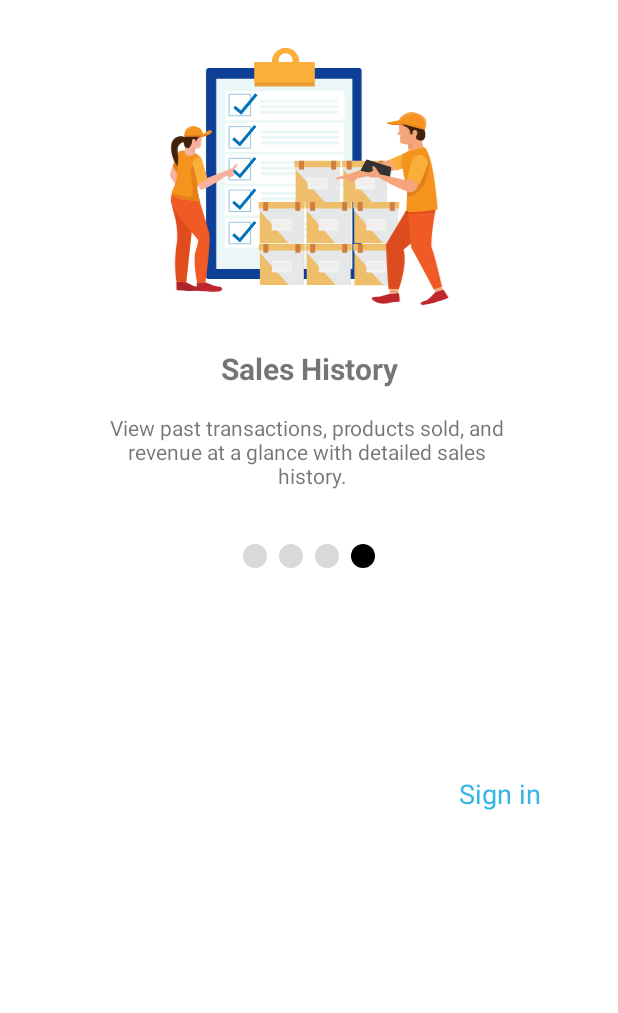
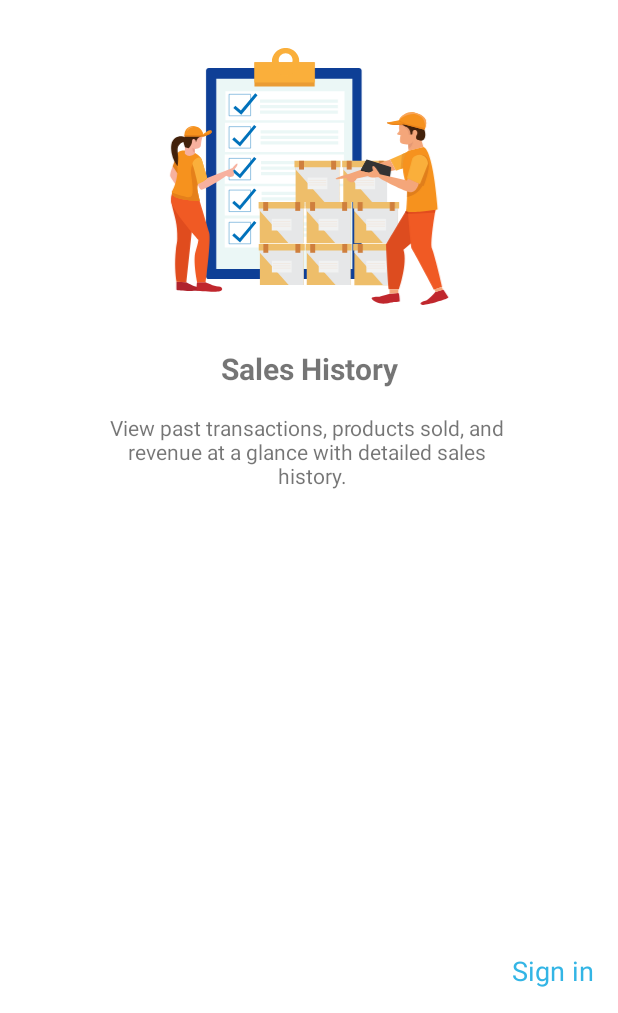
Before and after one commit to edi39z/Cashie, an Android app built with Jetpack Compose: the fragment OnboardingFragment4 shown on its own in the app's theme, on a phone screen of 412 x 824 dp, the part 223-1236 px from its top. Run offline under Robolectric (Android 15) with nearby library versions, the phone set to English and light mode, and no system bars; 1 statement that could not run was skipped.

Commit message:
Welcome pages

```diff
--- a/app/build.gradle.kts
+++ b/app/build.gradle.kts
@@ -54,6 +54,7 @@ android {
 }
 
 dependencies {
+    implementation(libs.dotsindicator)
 
     implementation(libs.androidx.core.ktx)
     implementation(libs.androidx.lifecycle.runtime.ktx)
@@ -77,4 +78,5 @@ dependencies {
     androidTestImplementation(libs.androidx.ui.test.junit4)
     debugImplementation(libs.androidx.ui.tooling)
     debugImplementation(libs.androidx.ui.test.manifest)
+
 }
--- a/app/src/main/res/layout/welcome4.xml
+++ b/app/src/main/res/layout/welcome4.xml
@@ -46,45 +46,7 @@
         app:layout_constraintTop_toBottomOf="@+id/sales_histo" />
 
     <!-- Dots Indicator -->
-    <LinearLayout
-        android:id="@+id/dotsIndicator"
-        android:layout_width="wrap_content"
-        android:layout_height="wrap_content"
-        android:layout_marginTop="32dp"
-        android:layout_marginBottom="16dp"
-        android:orientation="horizontal"
-        app:layout_constraintTop_toBottomOf="@id/simplify_yo"
-        app:layout_constraintStart_toStartOf="parent"
-        app:layout_constraintEnd_toEndOf="parent">
 
-        <View
-            android:layout_width="16dp"
-            android:layout_height="16dp"
-            android:layout_margin="4dp"
-            android:background="@drawable/dot_inactive" />
-
-
-        <View
-            android:layout_width="16dp"
-            android:layout_height="16dp"
-            android:layout_margin="4dp"
-            android:background="@drawable/dot_inactive" />
-
-
-        <View
-            android:layout_width="16dp"
-            android:layout_height="16dp"
-            android:layout_margin="4dp"
-            android:background="@drawable/dot_inactive" />
-
-        <View
-            android:layout_width="16dp"
-            android:layout_height="16dp"
-            android:layout_margin="4dp"
-            android:background="@drawable/dot_active" />
-
-
-    </LinearLayout>
 
     <TextView
         android:id="@+id/btnSignIn"
--- a/gradle/libs.versions.toml
+++ b/gradle/libs.versions.toml
@@ -16,6 +16,7 @@ googleGmsGoogleServices = "4.4.2"
 firebaseAuth = "23.0.0"
 navigationFragmentKtx = "2.8.3"
 navigationUiKtx = "2.8.3"
+dotsindicator = "4.2"
 
 [libraries]
 androidx-core-ktx = { group = "androidx.core", name = "core-ktx", version.ref = "coreKtx" }
@@ -39,6 +40,7 @@ androidx-constraintlayout = { group = "androidx.constraintlayout", name = "const
 firebase-auth = { group = "com.google.firebase", name = "firebase-auth", version.ref = "firebaseAuth" }
 androidx-navigation-fragment-ktx = { group = "androidx.navigation", name = "navigation-fragment-ktx", version.ref = "navigationFragmentKtx" }
 androidx-navigation-ui-ktx = { group = "androidx.navigation", name = "navigation-ui-ktx", version.ref = "navigationUiKtx" }
+dotsindicator = { module = "com.tbuonomo:dotsindicator", version.ref = "dotsindicator" }
 
 [plugins]
 android-application = { id = "com.android.application", version.ref = "agp" }
```
Also changed, not shown: app/src/main/java/com/example/myapplication/activity_onboarding.kt (+16 -2 lines), app/src/main/res/layout/activity_onboarding.xml (+12 -0 lines), app/src/main/res/layout/welcome1.xml (+0 -35 lines), app/src/main/res/layout/welcome2.xml (+0 -35 lines), app/src/main/res/layout/welcome3.xml (+0 -36 lines).
